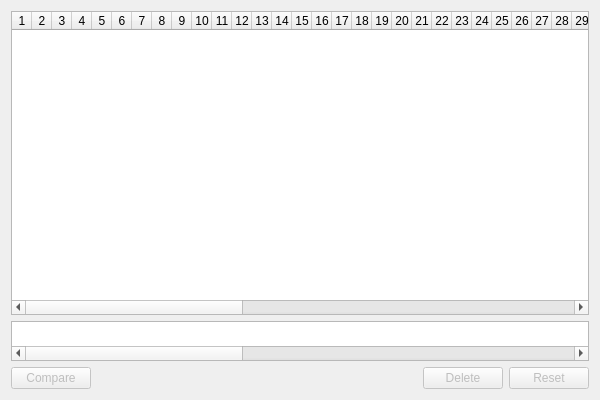
Before: the Qt Designer form genomecomparison.ui in marksutton/EvoSim, drawn with Qt 5.
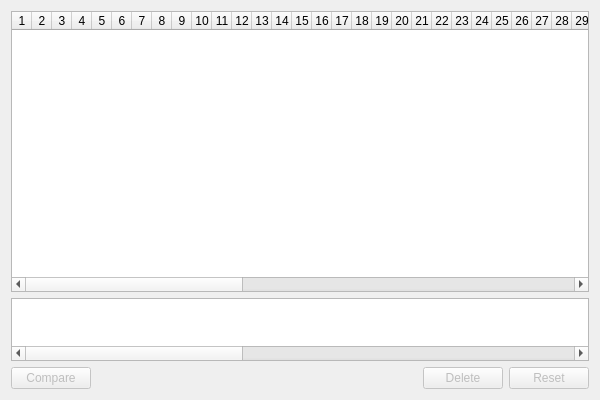
After: the same form once the commit is applied.

Commit message: Fully working version of Genome Comparison (v1)

The edit to the form file:
```diff
--- a/genomecomparison.ui
+++ b/genomecomparison.ui
@@ -13,9 +13,12 @@
   <property name="windowTitle">
    <string>Form</string>
   </property>
-  <layout class="QVBoxLayout" name="verticalLayout" stretch="9,1,1">
+  <layout class="QVBoxLayout" name="verticalLayout" stretch="7,1,1">
    <item>
     <widget class="QTableWidget" name="genomeTableWidget">
+     <property name="horizontalScrollBarPolicy">
+      <enum>Qt::ScrollBarAlwaysOn</enum>
+     </property>
      <property name="sortingEnabled">
       <bool>true</bool>
      </property>
@@ -127,7 +130,7 @@
      <property name="minimumSize">
       <size>
        <width>0</width>
-       <height>40</height>
+       <height>63</height>
       </size>
      </property>
      <property name="baseSize">
@@ -136,6 +139,12 @@
        <height>40</height>
       </size>
      </property>
+     <property name="verticalScrollBarPolicy">
+      <enum>Qt::ScrollBarAlwaysOff</enum>
+     </property>
+     <property name="horizontalScrollBarPolicy">
+      <enum>Qt::ScrollBarAlwaysOn</enum>
+     </property>
      <property name="columnCount">
       <number>71</number>
      </property>
```
Left out of the diff: 2 changed lines with no effect on the pictures. The commit also changes 2 other files.
